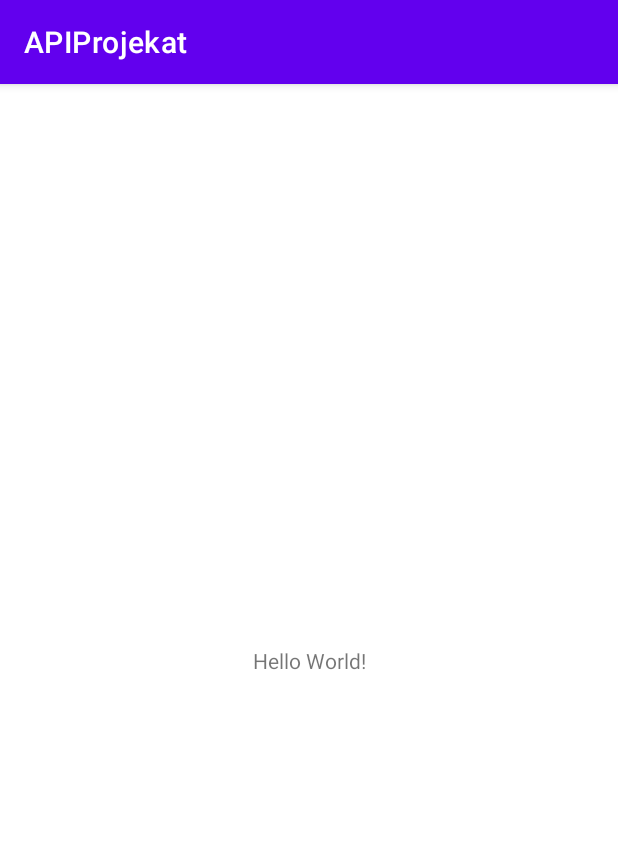
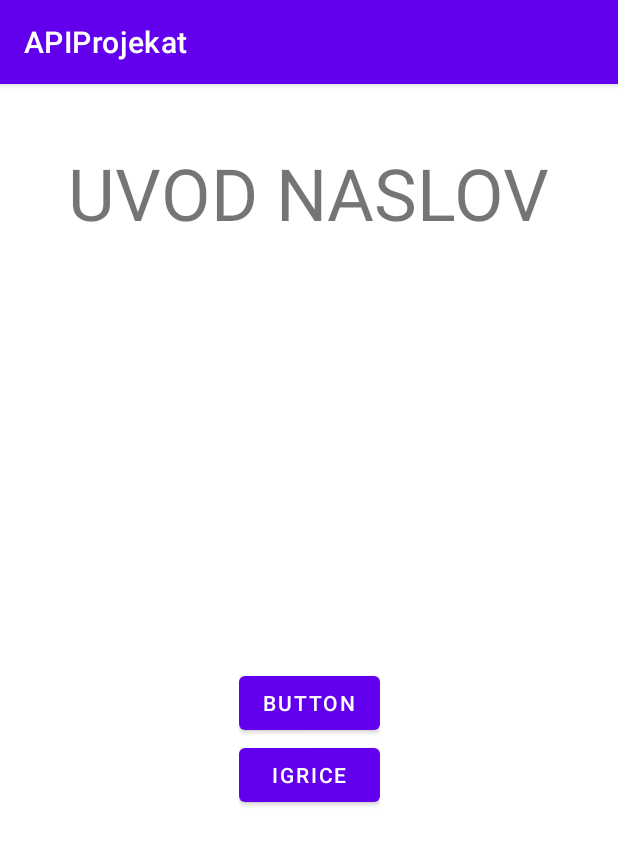
Before and after one commit to tarikturkovic0/APIProjekat, an Android app: the screen it shows after launch (MainActivity), on a phone screen of 412 x 824 dp. Shown: the top 845 px of the screen. Run offline under Robolectric (Android 15) with nearby library versions, the phone set to English and light mode, and no system bars.

Commit message:
Lista igrica radi.

```diff
--- a/app/src/main/AndroidManifest.xml
+++ b/app/src/main/AndroidManifest.xml
@@ -2,6 +2,9 @@
 <manifest xmlns:android="http://schemas.android.com/apk/res/android"
     xmlns:tools="http://schemas.android.com/tools"
     package="com.example.apiprojekat">
+    <uses-permission android:name="android.permission.INTERNET" />
+    <uses-permission android:name="android.permission.ACCESS_NETWORK_STATE" />
+
 
     <application
         android:allowBackup="true"
@@ -14,6 +17,9 @@
         android:theme="@style/Theme.APIProjekat"
         tools:targetApi="31">
         <activity
+            android:name=".GameListActivity"
+            android:exported="false" />
+        <activity
             android:name=".MainActivity"
             android:exported="true">
             <intent-filter>
--- a/app/src/main/java/com/example/apiprojekat/MainActivity.kt
+++ b/app/src/main/java/com/example/apiprojekat/MainActivity.kt
@@ -1,11 +1,24 @@
 package com.example.apiprojekat
 
+import android.content.Intent
 import androidx.appcompat.app.AppCompatActivity
 import android.os.Bundle
+import android.provider.AlarmClock.EXTRA_MESSAGE
+import com.example.apiprojekat.databinding.ActivityMainBinding
 
 class MainActivity : AppCompatActivity() {
+    private lateinit var binding: ActivityMainBinding
+
     override fun onCreate(savedInstanceState: Bundle?) {
         super.onCreate(savedInstanceState)
-        setContentView(R.layout.activity_main)
+        binding = ActivityMainBinding.inflate(layoutInflater)
+        val view = binding.root
+        setContentView(view)
+
+        binding.button.setOnClickListener{
+            val intent = Intent(this, GameListActivity::class.java)
+
+            startActivity(intent)
+        }
     }
 }
--- a/app/src/main/res/layout/activity_main.xml
+++ b/app/src/main/res/layout/activity_main.xml
@@ -7,12 +7,36 @@
     tools:context=".MainActivity">
 
     <TextView
+        android:id="@+id/uvod"
         android:layout_width="wrap_content"
         android:layout_height="wrap_content"
-        android:text="Hello World!"
-        app:layout_constraintBottom_toBottomOf="parent"
+        android:layout_margin="40dp"
+        android:text="UVOD NASLOV"
+        android:textSize="48sp"
         app:layout_constraintEnd_toEndOf="parent"
         app:layout_constraintStart_toStartOf="parent"
         app:layout_constraintTop_toTopOf="parent" />
 
+    <LinearLayout
+        android:layout_width="wrap_content"
+        android:layout_height="wrap_content"
+        android:orientation="vertical"
+        app:layout_constraintBottom_toBottomOf="parent"
+        app:layout_constraintEnd_toEndOf="@+id/uvod"
+        app:layout_constraintStart_toStartOf="@+id/uvod"
+        app:layout_constraintTop_toBottomOf="@+id/uvod">
+
+        <Button
+            android:id="@+id/button2"
+            android:layout_width="match_parent"
+            android:layout_height="wrap_content"
+            android:text="Button" />
+
+        <Button
+            android:id="@+id/button"
+            android:layout_width="match_parent"
+            android:layout_height="wrap_content"
+            android:text="Igrice" />
+    </LinearLayout>
+
 </androidx.constraintlayout.widget.ConstraintLayout>
--- a/app/src/main/res/values/strings.xml
+++ b/app/src/main/res/values/strings.xml
@@ -1,3 +1,4 @@
 <resources>
     <string name="app_name">APIProjekat</string>
+    <string name="detalji">Detalji</string>
 </resources>
--- a/build.gradle
+++ b/build.gradle
@@ -1,8 +1,10 @@
 // Top-level build file where you can add configuration options common to all sub-projects/modules.
 plugins {
+
     id 'com.android.application' version '7.2.1' apply false
     id 'com.android.library' version '7.2.1' apply false
     id 'org.jetbrains.kotlin.android' version '1.6.10' apply false
+
 }
 
 task clean(type: Delete) {
```
Also changed, not shown: app/build.gradle (+26 -0 lines), app/src/main/java/com/example/apiprojekat/GameListActivity.kt (added, +53 -0 lines), app/src/main/java/com/example/apiprojekat/adapter/GameAdapter.kt (added, +59 -0 lines), app/src/main/java/com/example/apiprojekat/network/GamesApiService.kt (added, +54 -0 lines), app/src/main/res/layout/activity_game_list.xml (added, +17 -0 lines), app/src/main/res/layout/game.xml (added, +33 -0 lines).
